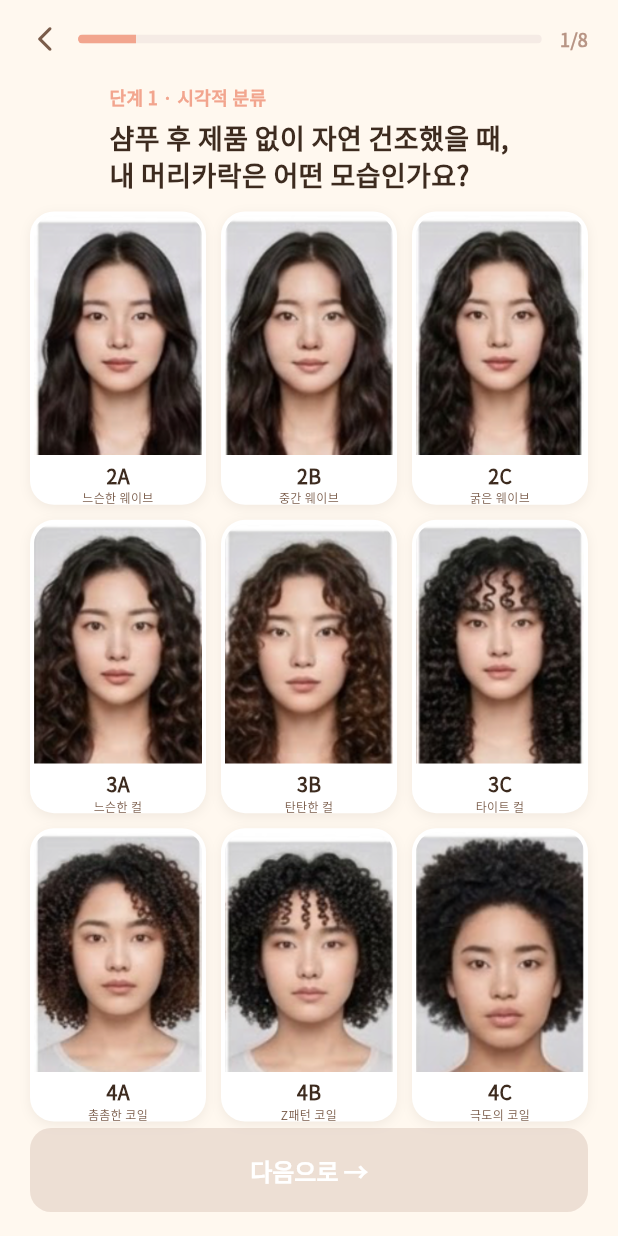
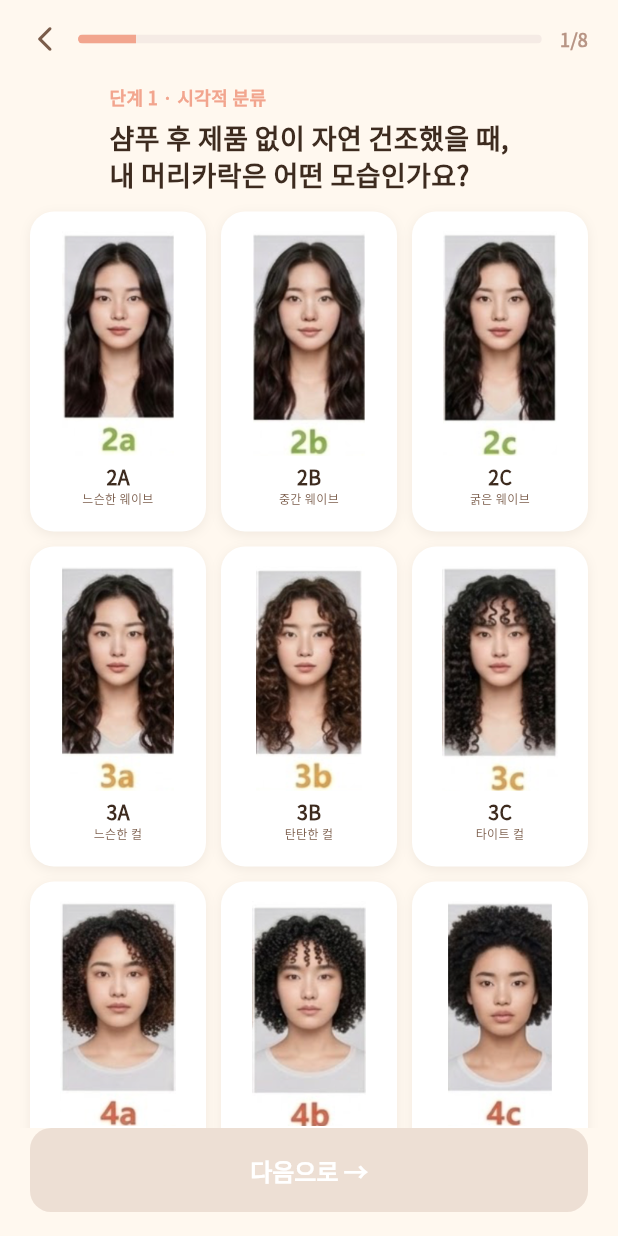
Before and after one commit to gayeoniee/kkobulang, a Flutter app: the screen it shows after launch, after a tap on "유형 분석 시작하기", after a tap on "💁‍♀️", on a phone screen of 412 x 824 dp. Run offline on Flutter 3.47's test engine with Material 3 defaults, Android fonts, the light colour scheme and no system bars; our stand-ins replace google_fonts.

Commit message:
이미지 비율 수정

```diff
--- a/lib/pages/onboarding_page.dart
+++ b/lib/pages/onboarding_page.dart
@@ -400,7 +400,7 @@ class _SurveyScreen extends StatelessWidget {
           child: isQ1
             ? GridView.builder(
                 padding: const EdgeInsets.fromLTRB(20, 8, 20, 12),
-                gridDelegate: const SliverGridDelegateWithFixedCrossAxisCount(crossAxisCount: 3, crossAxisSpacing: 10, mainAxisSpacing: 10, childAspectRatio: 0.6),
+                gridDelegate: const SliverGridDelegateWithFixedCrossAxisCount(crossAxisCount: 3, crossAxisSpacing: 10, mainAxisSpacing: 10, childAspectRatio: 0.55),
                 itemCount: question.options.length,
                 itemBuilder: (_, i) => _Q1Card(opt: question.options[i], selected: _isSelected(question.options[i].id), gender: gender, onTap: () => _toggle(question.options[i].id)),
               )
@@ -461,18 +461,14 @@ class _Q1Card extends StatelessWidget {
           boxShadow: [BoxShadow(color: selected ? color.withOpacity(0.2) : const Color(0x123D2B1F), blurRadius: selected ? 10 : 6, offset: const Offset(0, 2))],
         ),
         child: Column(mainAxisAlignment: MainAxisAlignment.center, children: [
-          ClipRRect(
-            borderRadius: const BorderRadius.vertical(top: Radius.circular(14)),
-            child: Image.asset(
-              _imagePath!,
-              height: 160,
-              width: double.infinity,
-              fit: BoxFit.cover,
-              alignment: Alignment.topCenter,
-              errorBuilder: (_, __, ___) => SizedBox(
-                height: 160,
-                child: Center(child: Text(opt.emoji, style: const TextStyle(fontSize: 30))),
-              ),
+          Image.asset(
+            _imagePath!,
+            height: 150,
+            width: double.infinity,
+            fit: BoxFit.contain,
+            errorBuilder: (_, __, ___) => SizedBox(
+              height: 150,
+              child: Center(child: Text(opt.emoji, style: const TextStyle(fontSize: 30))),
             ),
           ),
           const SizedBox(height: 4),
```
